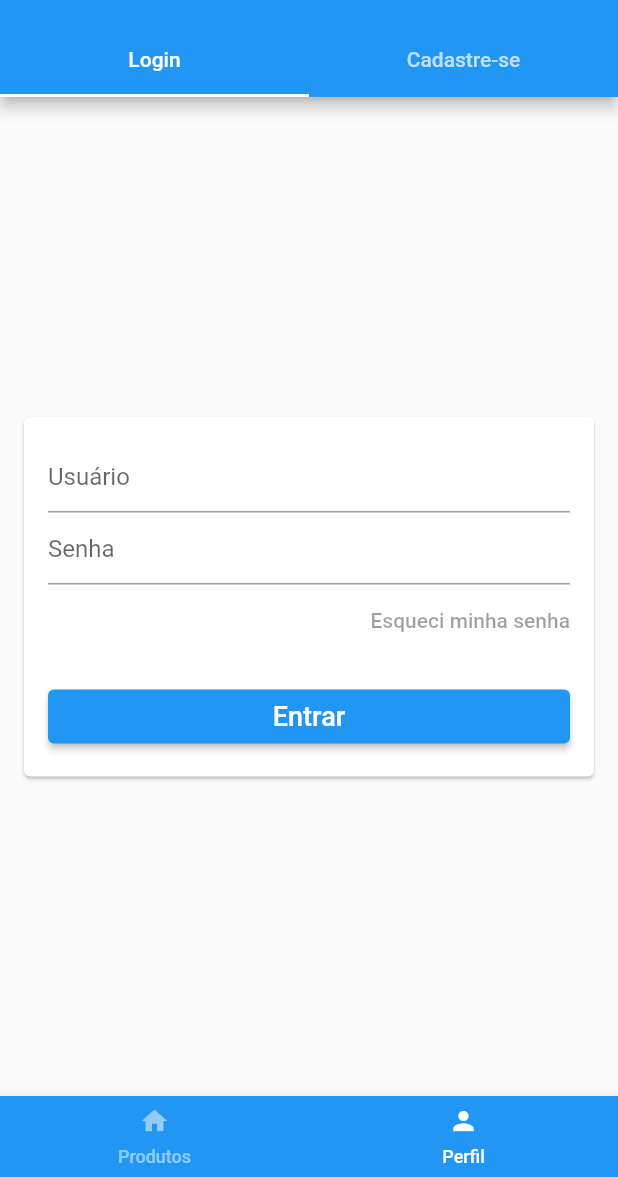
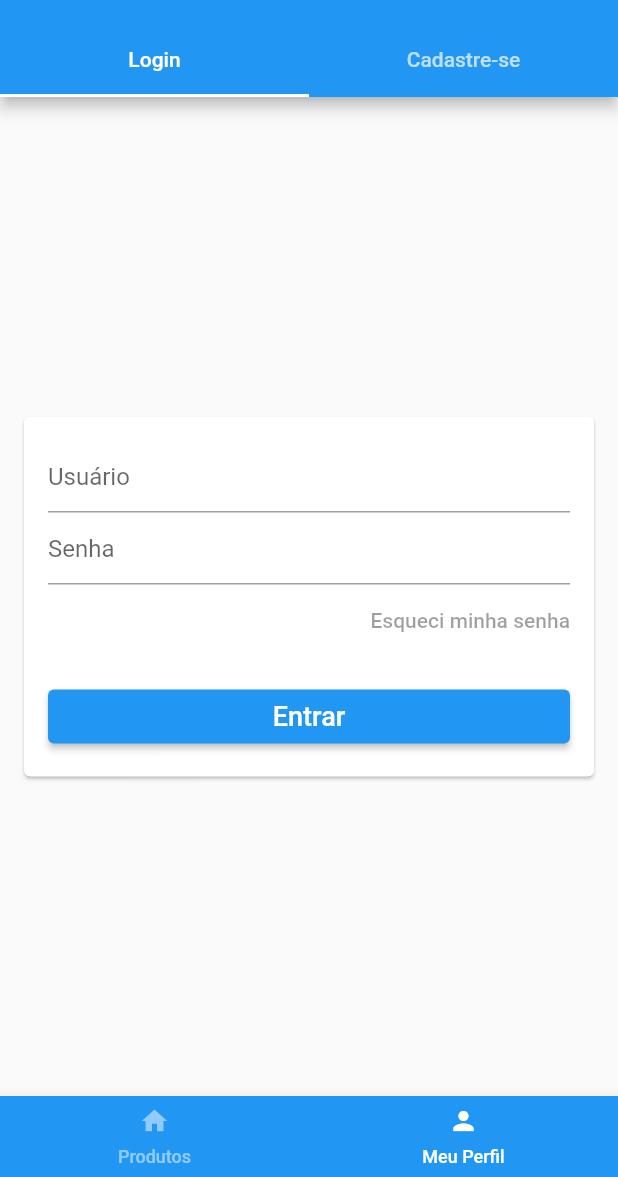
Before and after one commit to GustavoTayer/commece_flutter, a Flutter app: the screen it shows after launch, item 2 of the bottom bar chosen, on a phone screen of 412 x 824 dp, the part 59-1236 px from its top. Run offline on Flutter 3.47's test engine with Material 2 defaults, Android fonts, the phone set to English and light mode, and no system bars; our stand-ins replace get, hive, jwt_decoder; accounts and stored records are empty; network calls fail.

```diff
--- a/lib/constants/I18n/Messages.dart
+++ b/lib/constants/I18n/Messages.dart
@@ -11,7 +11,9 @@ class Messages extends Translations {
       'email': 'E-mail',
       'forgot-password': 'Esqueci minha senha',
       'signup': 'Cadastre-se',
-      'brand': 'Visual Code '
+      'brand': 'Visual Code ',
+      'product-menu': 'Produtos',
+      'user-menu': 'Meu Perfil'
     }
   };
 
--- a/lib/modules/screens/client_bottom_menu.dart
+++ b/lib/modules/screens/client_bottom_menu.dart
@@ -40,7 +40,7 @@ class ClientBottomMenu extends StatelessWidget {
                         size: 20.0,
                       ),
                     ),
-                    label: 'Produtos',
+                    label: 'product-menu'.tr,
                     backgroundColor: const Color.fromRGBO(36, 54, 101, 1.0),
                   ),
                   BottomNavigationBarItem(
@@ -51,7 +51,7 @@ class ClientBottomMenu extends StatelessWidget {
                         size: 20.0,
                       ),
                     ),
-                    label: 'Perfil',
+                    label: 'user-menu'.tr,
                     backgroundColor: const Color.fromRGBO(36, 54, 101, 1.0),
                   ),
                   // BottomNavigationBarItem(
```
